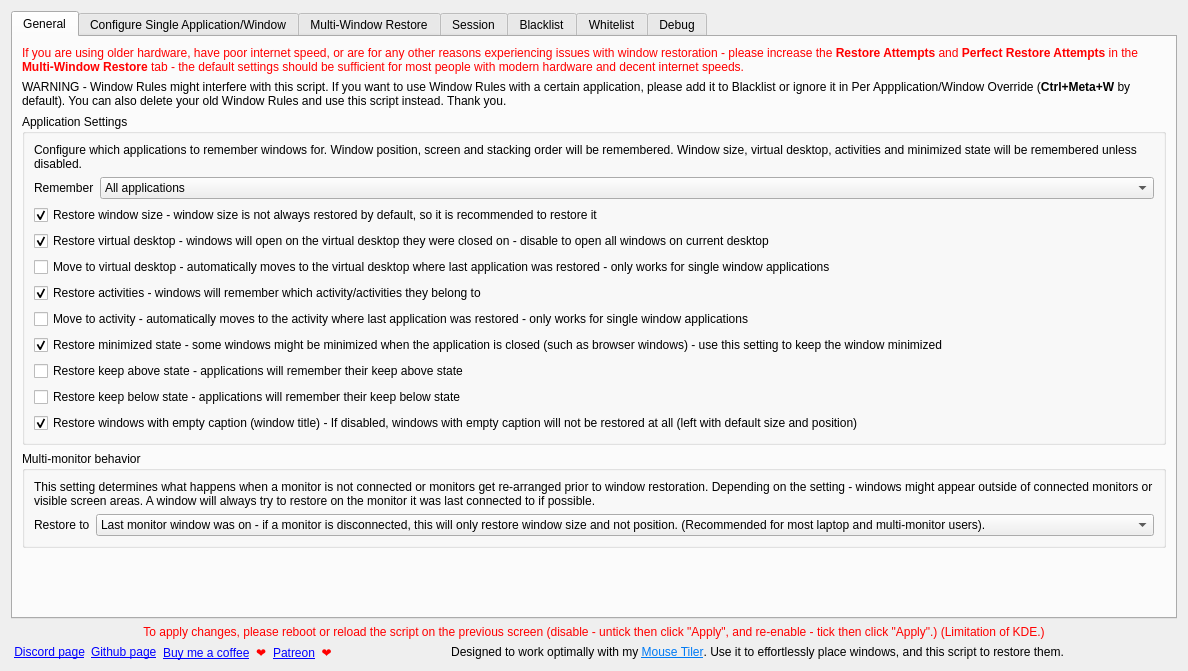
Old version of the form src/contents/ui/config.ui in the repository rxappdev/RememberWindowPositions.
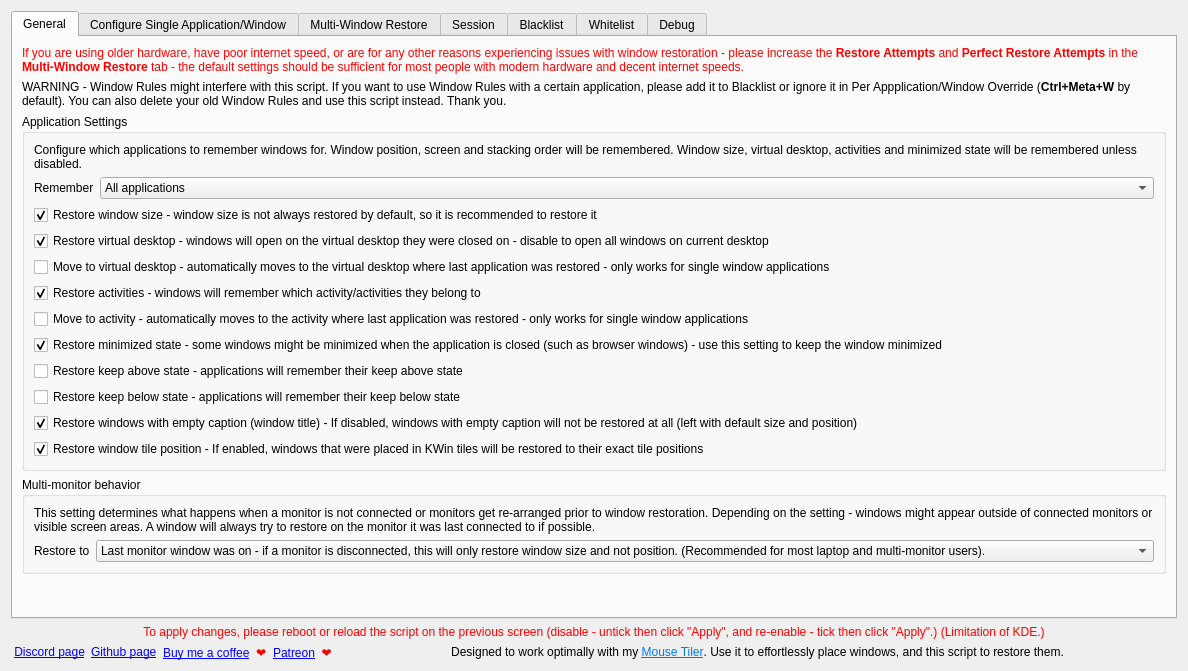
New version of the form. Icons and pictures are not drawn.

Commit message: feat: Add tile position support configuration

```diff
--- a/src/contents/ui/config.ui
+++ b/src/contents/ui/config.ui
@@ -198,6 +198,16 @@
             </property>
            </widget>
           </item>
+          <item>
+            <widget class="QCheckBox" name="kcfg_restoreTile">
+              <property name="text">
+                <string>Restore window tile position - If enabled, windows that were placed in KWin tiles will be restored to their exact tile positions</string>
+              </property>
+              <property name="checked">
+                <bool>true</bool>
+              </property>
+            </widget>
+          </item>
          </layout>
         </widget>
        </item>
```
The commit also changes 1 other file.
